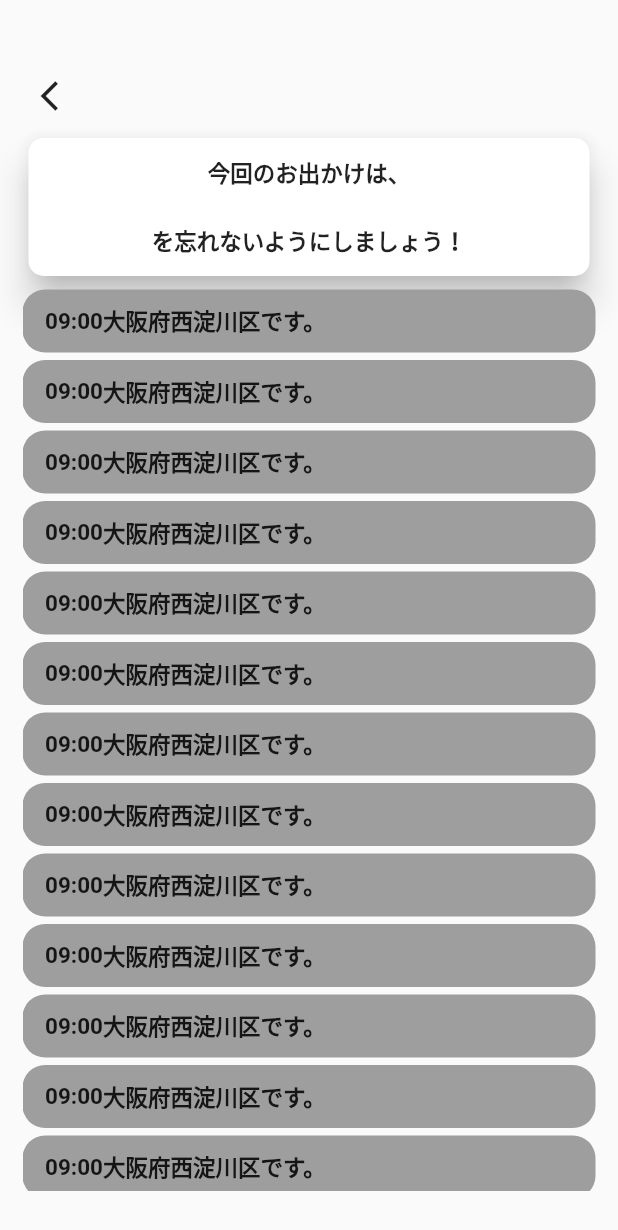
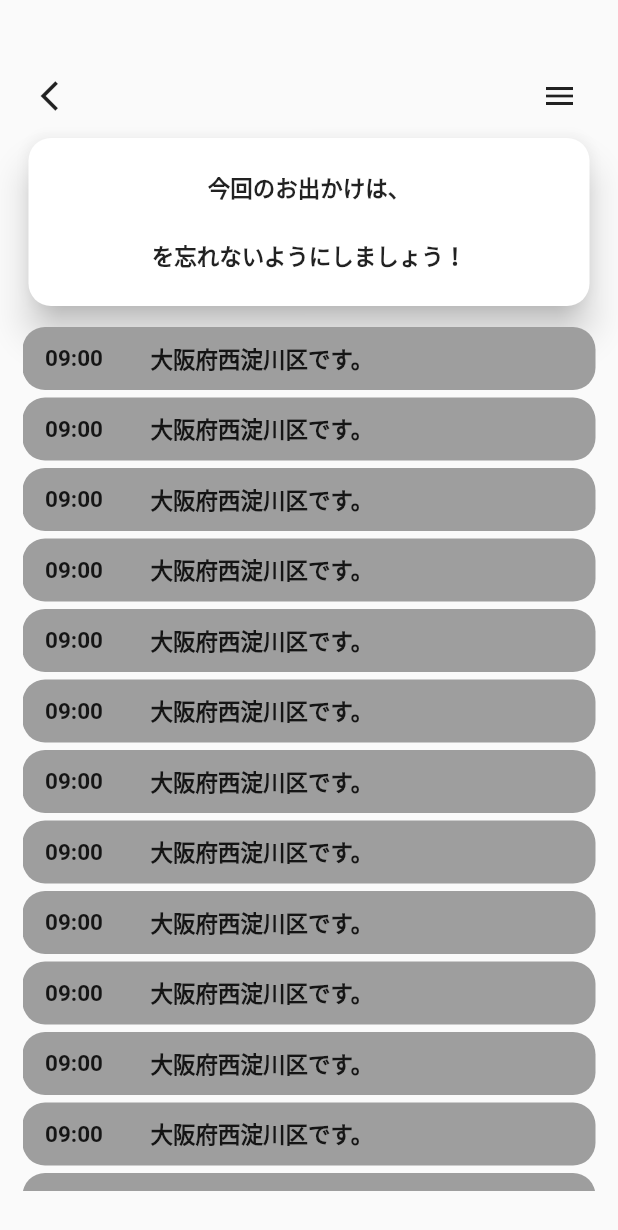
Before and after one commit to TaiyoMaruyama/FLutter-prevention-lost-item, a Flutter app: the LostItemLogPage screen opened directly with empty values, on a phone screen of 412 x 824 dp. Shown: the top 1230 px of the screen. Run offline on Flutter 3.47's test engine with Material 2 defaults, Android fonts, the phone set to English and light mode, and no system bars; Roboto replaces fonts that are missing (NotoSerifJP Regular).

Commit message:
ListView commit.

```diff
--- a/lib/lostLog.dart
+++ b/lib/lostLog.dart
@@ -73,20 +73,29 @@ class _LostItemLogPageState extends State<LostItemLogPage> {
         child: Column(
           children: [
             Row(
+              mainAxisAlignment: MainAxisAlignment.spaceBetween,
               children: [
                 IconButton(
-                  onPressed: () {},
+                  onPressed: () {
+                    Navigator.of(context).pop();
+                  },
                   icon: const Icon(Icons.arrow_back_ios),
+                ),
+                IconButton(
+                  onPressed: () {
+                    //endSidebar
+                  },
+                  icon: const Icon(Icons.menu_outlined),
                 ),
               ],
             ),
             SizedBox(
-              height: 100,
+              height: 120,
               width: double.infinity,
               child: Card(
                 elevation: 10.0,
                 shape: RoundedRectangleBorder(
-                  borderRadius: BorderRadius.circular(10.0),
+                  borderRadius: BorderRadius.circular(15.0),
                 ),
                 child: Column(
                   mainAxisAlignment: MainAxisAlignment.center,
@@ -107,12 +116,15 @@ class _LostItemLogPageState extends State<LostItemLogPage> {
                 ),
               ),
             ),
+            SizedBox(
+              height: 10.0,
+            ),
             Expanded(
               child: ListView.builder(
                 itemCount: logTimeLIst.length,
                 itemBuilder: (BuildContext context, int index) {
                   return Container(
-                    margin: const EdgeInsets.only(top: 5.0),
+                    margin: const EdgeInsets.only(bottom: 5.0),
                     padding: const EdgeInsets.symmetric(
                         horizontal: 15.0, vertical: 10.0),
                     decoration: BoxDecoration(
@@ -121,13 +133,19 @@ class _LostItemLogPageState extends State<LostItemLogPage> {
                     ),
                     child: Row(
                       children: [
-                        Text(
-                          logTimeLIst[index],
-                          style: customFont02,
+                        Expanded(
+                          flex: 1,
+                          child: Text(
+                            logTimeLIst[index],
+                            style: customFont02,
+                          ),
                         ),
-                        Text(
-                          logLocationList[index],
-                          style: customFont02,
+                        Expanded(
+                          flex: 4,
+                          child: Text(
+                            logLocationList[index],
+                            style: customFont02,
+                          ),
                         ),
                       ],
                     ),
```
